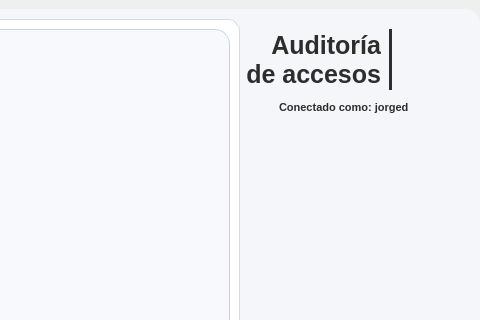
This is resources/ui/main.ui in Proyecto-Uptjaa/Proyecto_SIRA as Qt 5 draws it before an edit; both pictures show x 820 to 1300 and y 0 to 320 of the 1300 by 681 pixel window. The edited form follows.
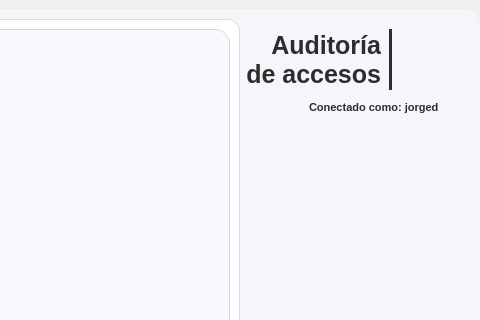
This is the edited form. The open tabs and pages were chosen to show the change. Icons and pictures are not drawn. Custom widgets are drawn as their Qt base class.

```diff
--- a/resources/ui/main.ui
+++ b/resources/ui/main.ui
@@ -5109,7 +5109,7 @@
       <widget class="QLabel" name="lblIcon_conectado_como_3">
        <property name="geometry">
         <rect>
-         <x>900</x>
+         <x>930</x>
          <y>80</y>
          <width>16</width>
          <height>16</height>
@@ -5141,7 +5141,7 @@
       <widget class="QLabel" name="lblConectado_como_3">
        <property name="geometry">
         <rect>
-         <x>920</x>
+         <x>950</x>
          <y>80</y>
          <width>161</width>
          <height>16</height>
```
Left out of the diff: 10 changed lines with no effect on the pictures.
